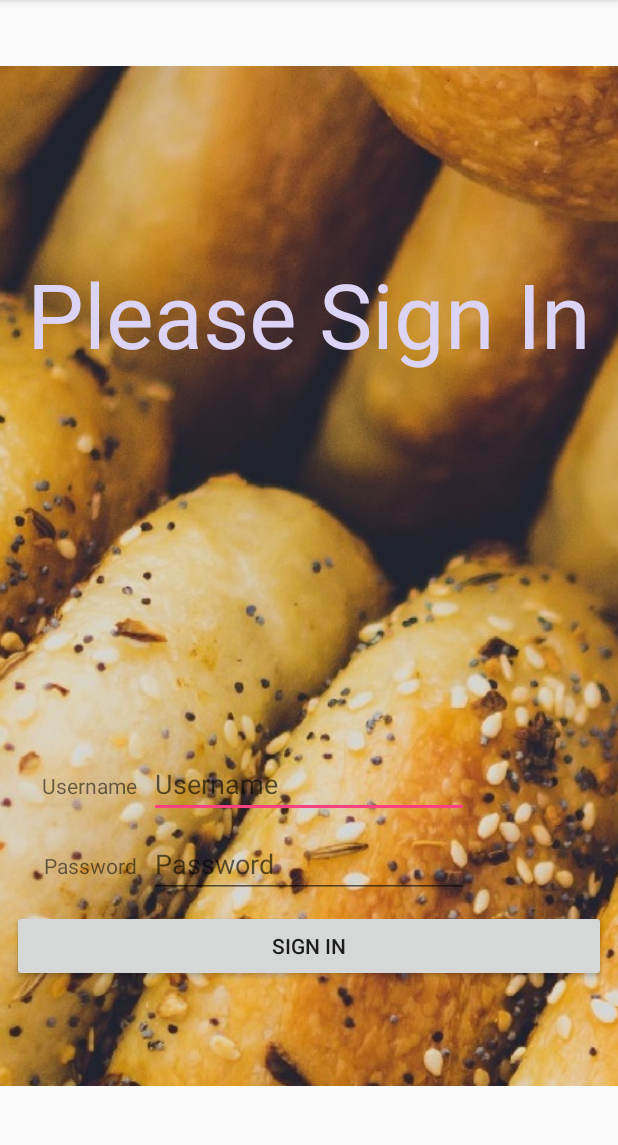
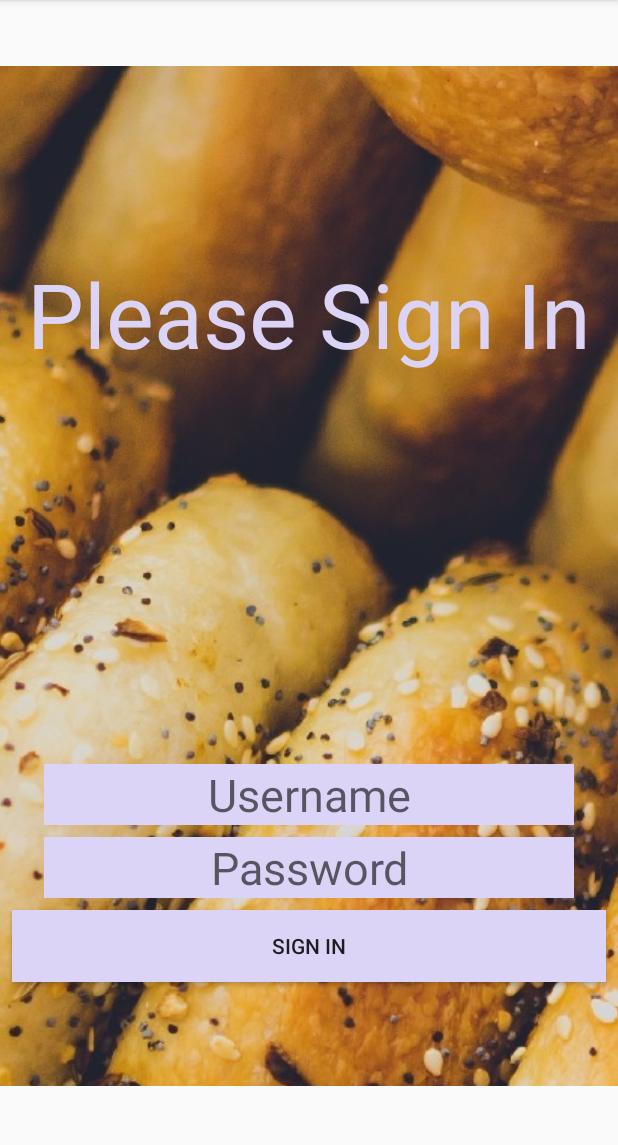
Before and after one commit to dcuthell/bagel-app, an Android app: the screen it shows after launch (SignIn), after a tap on "SIGN IN", on a phone screen of 412 x 824 dp, the part 84-1229 px from its top. Run offline under Robolectric (Android 15) with nearby library versions, the phone set to English and light mode, and no system bars; our stand-ins replace ButterKnife, Firebase (no records; nobody signed in at launch, a user with empty details on screens opened directly).

Commit message:
implemented firebase auth and user-specific bagel lists

```diff
--- a/app/src/main/java/com/cuthell/dcuthell/bagelstore/ui/SignIn.java
+++ b/app/src/main/java/com/cuthell/dcuthell/bagelstore/ui/SignIn.java
@@ -1,24 +1,35 @@
 package com.cuthell.dcuthell.bagelstore.ui;
 
+import android.app.ProgressDialog;
 import android.content.Intent;
+import android.support.annotation.NonNull;
 import android.support.v7.app.AppCompatActivity;
 import android.os.Bundle;
-import android.text.TextUtils;
+import android.util.Log;
 import android.view.View;
 import android.widget.Button;
 import android.widget.EditText;
 import android.widget.Toast;
 
 import com.cuthell.dcuthell.bagelstore.R;
+import com.google.android.gms.tasks.OnCompleteListener;
+import com.google.android.gms.tasks.Task;
+import com.google.firebase.auth.AuthResult;
+import com.google.firebase.auth.FirebaseAuth;
+import com.google.firebase.auth.FirebaseUser;
 
 import butterknife.Bind;
 import butterknife.ButterKnife;
 
 public class SignIn extends AppCompatActivity {
 
+    private FirebaseAuth mAuth;
+    private FirebaseAuth.AuthStateListener mAuthListener;
+    private ProgressDialog mAuthProgressDialog;
+
     @Bind(R.id.signInButton) Button mSignInButton;
-    @Bind(R.id.userEditText) EditText mUsernameInputText;
-    @Bind(R.id.passwordInputText) EditText mPasswordInputText;
+    @Bind(R.id.userEditText) EditText mEmailEditText;
+    @Bind(R.id.passwordEditText) EditText mPasswordEditText;
 
     @Override
     protected void onCreate(Bundle savedInstanceState) {
@@ -27,20 +38,78 @@ public class SignIn extends AppCompatActivity {
 
         ButterKnife.bind(this);
 
+        mAuth = FirebaseAuth.getInstance();
+        createAuthProgressDialog();
+
+        mAuthListener = new FirebaseAuth.AuthStateListener() {
+
+            @Override
+            public void onAuthStateChanged(@NonNull FirebaseAuth firebaseAuth) {
+                FirebaseUser user = firebaseAuth.getCurrentUser();
+                Log.d("Teeest", "Logged in");
+                if (user != null) {
+                    Intent intent = new Intent(SignIn.this, Welcome.class);
+                    intent.setFlags(Intent.FLAG_ACTIVITY_NEW_TASK | Intent.FLAG_ACTIVITY_CLEAR_TASK);
+                    startActivity(intent);
+                    finish();
+                }
+            }
+        };
+
         mSignInButton.setOnClickListener(new View.OnClickListener() {
             @Override
             public void onClick(View v){
-                if(TextUtils.isEmpty(mUsernameInputText.getText().toString())){
-                    Toast.makeText(SignIn.this, "Please enter a username", Toast.LENGTH_SHORT).show();
-                }
-                if(TextUtils.isEmpty(mPasswordInputText.getText().toString())){
-                    Toast.makeText(SignIn.this, "Please enter a password", Toast.LENGTH_SHORT).show();
-                }
-                if(!TextUtils.isEmpty(mUsernameInputText.getText().toString()) && !TextUtils.isEmpty(mPasswordInputText.getText().toString())){
-                    Intent intent = new Intent(SignIn.this, Welcome.class);
-                    startActivity(intent);
-                }
+                loginWithPassword();
             }
         });
     }
+
+    private void loginWithPassword() {
+        String email = mEmailEditText.getText().toString().trim();
+        String password = mPasswordEditText.getText().toString().trim();
+        if (email.equals("")) {
+            mEmailEditText.setError("Please enter your email");
+            return;
+        }
+        if (password.equals("")) {
+            mPasswordEditText.setError("Password cannot be blank");
+            return;
+        }
+
+        mAuth.signInWithEmailAndPassword(email, password)
+                .addOnCompleteListener(this, new OnCompleteListener<AuthResult>() {
+
+                    @Override
+                    public void onComplete(@NonNull Task<AuthResult> task) {
+                        mAuthProgressDialog.dismiss();
+                        Log.d("TEEEST", "signInWithEmail:onComplete:" + task.isSuccessful());
+                        if (!task.isSuccessful()) {
+                            Log.w("TEEEST", "signInWithEmail", task.getException());
+                            Toast.makeText(SignIn.this, "Authentication failed.",
+                                    Toast.LENGTH_SHORT).show();
+                        }
+                    }
+                });
+    }
+
+    private void createAuthProgressDialog() {
+        mAuthProgressDialog = new ProgressDialog(this);
+        mAuthProgressDialog.setTitle("Loading...");
+        mAuthProgressDialog.setMessage("Authenticating with Firebase...");
+        mAuthProgressDialog.setCancelable(false);
+    }
+
+    @Override
+    public void onStart() {
+        super.onStart();
+        mAuth.addAuthStateListener(mAuthListener);
+    }
+
+    @Override
+    public void onStop() {
+        super.onStop();
+        if (mAuthListener != null) {
+            mAuth.removeAuthStateListener(mAuthListener);
+        }
+    }
 }
--- a/app/src/main/res/layout/activity_main.xml
+++ b/app/src/main/res/layout/activity_main.xml
@@ -27,7 +27,7 @@
         android:layout_height="wrap_content"
         android:text="Hello Bagels!"
         android:textColor="@color/groovyColor"
-        android:textSize="60sp"
+        android:textSize="50sp"
         app:layout_constraintBottom_toBottomOf="parent"
         app:layout_constraintLeft_toLeftOf="parent"
         app:layout_constraintRight_toRightOf="parent"
--- a/app/src/main/res/layout/activity_sign_in.xml
+++ b/app/src/main/res/layout/activity_sign_in.xml
@@ -22,7 +22,7 @@
         android:layout_marginRight="0dp" />
 
     <TextView
-        android:id="@+id/textView"
+        android:id="@+id/signInTextView"
         android:layout_width="wrap_content"
         android:layout_height="wrap_content"
         android:layout_marginBottom="8dp"
@@ -45,23 +45,29 @@
         android:layout_marginBottom="8dp"
         android:layout_marginLeft="8dp"
         android:layout_marginRight="8dp"
+        android:background="@color/groovyColor"
         android:ems="10"
         android:hint="Username"
         android:inputType="textPersonName"
-        app:layout_constraintBottom_toTopOf="@+id/passwordInputText"
+        android:textAlignment="center"
+        android:textSize="30sp"
+        app:layout_constraintBottom_toTopOf="@+id/passwordEditText"
         app:layout_constraintLeft_toLeftOf="parent"
         app:layout_constraintRight_toRightOf="parent" />
 
     <EditText
-        android:id="@+id/passwordInputText"
+        android:id="@+id/passwordEditText"
         android:layout_width="wrap_content"
         android:layout_height="wrap_content"
         android:layout_marginBottom="8dp"
         android:layout_marginLeft="8dp"
         android:layout_marginRight="8dp"
+        android:background="@color/groovyColor"
         android:ems="10"
         android:hint="Password"
         android:inputType="textPassword"
+        android:textAlignment="center"
+        android:textSize="30sp"
         app:layout_constraintBottom_toTopOf="@+id/signInButton"
         app:layout_constraintLeft_toLeftOf="parent"
         app:layout_constraintRight_toRightOf="parent" />
@@ -74,6 +80,7 @@
         android:layout_marginLeft="8dp"
         android:layout_marginRight="8dp"
         android:layout_marginTop="8dp"
+        android:background="@color/groovyColor"
         android:text="Sign In"
         app:layout_constraintBottom_toBottomOf="@+id/imageView"
         app:layout_constraintLeft_toLeftOf="parent"
@@ -81,21 +88,4 @@
         app:layout_constraintTop_toTopOf="@+id/imageView"
         app:layout_constraintVertical_bias="0.9" />
 
-    <TextView
-        android:id="@+id/textView2"
-        android:layout_width="wrap_content"
-        android:layout_height="wrap_content"
-        android:text="Username"
-        app:layout_constraintBaseline_toBaselineOf="@+id/userEditText"
-        app:layout_constraintRight_toLeftOf="@+id/userEditText"
-        android:layout_marginRight="8dp" />
-
-    <TextView
-        android:id="@+id/textView3"
-        android:layout_width="wrap_content"
-        android:layout_height="wrap_content"
-        android:text="Password"
-        app:layout_constraintBaseline_toBaselineOf="@+id/passwordInputText"
-        app:layout_constraintRight_toLeftOf="@+id/passwordInputText"
-        android:layout_marginRight="8dp" />
 </android.support.constraint.ConstraintLayout>
```
Also changed, not shown: app/src/main/java/com/cuthell/dcuthell/bagelstore/models/Bagel.java (+9 -0 lines), app/src/main/java/com/cuthell/dcuthell/bagelstore/ui/NewItemFragment.java (+11 -3 lines), app/src/main/java/com/cuthell/dcuthell/bagelstore/ui/NewOrder.java (+6 -1 lines), app/src/main/java/com/cuthell/dcuthell/bagelstore/ui/SignUp.java (+2 -25 lines), app/src/main/java/com/cuthell/dcuthell/bagelstore/ui/Welcome.java (+9 -1 lines), app/src/main/res/layout/activity_sign_up.xml (+15 -15 lines).
